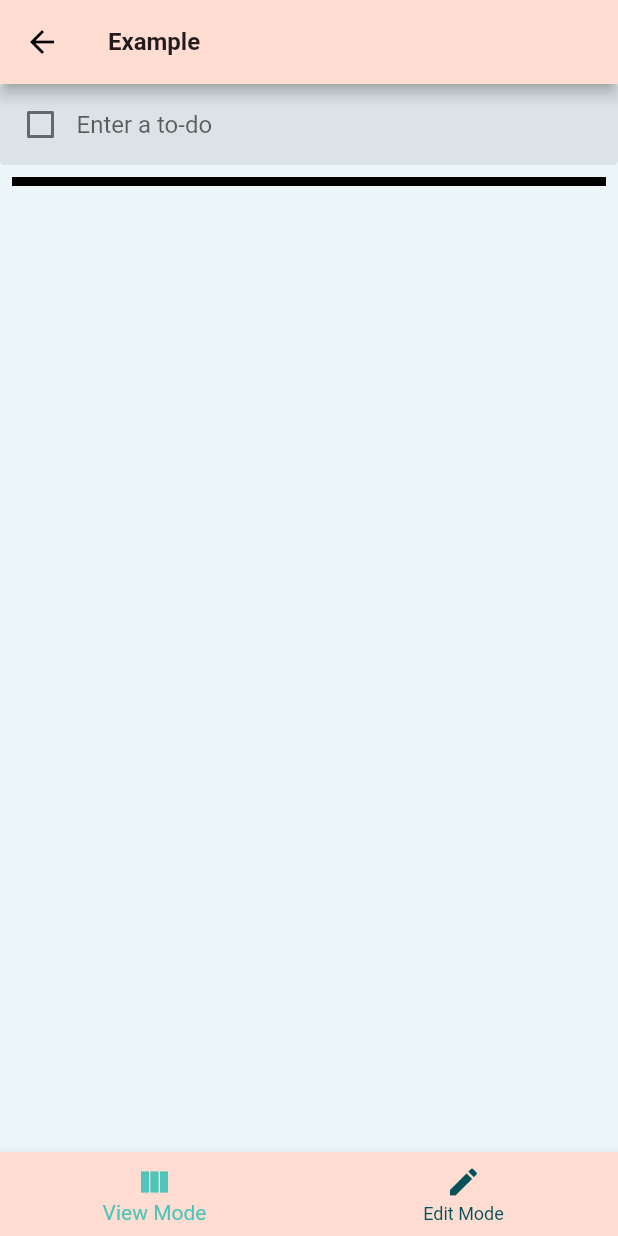
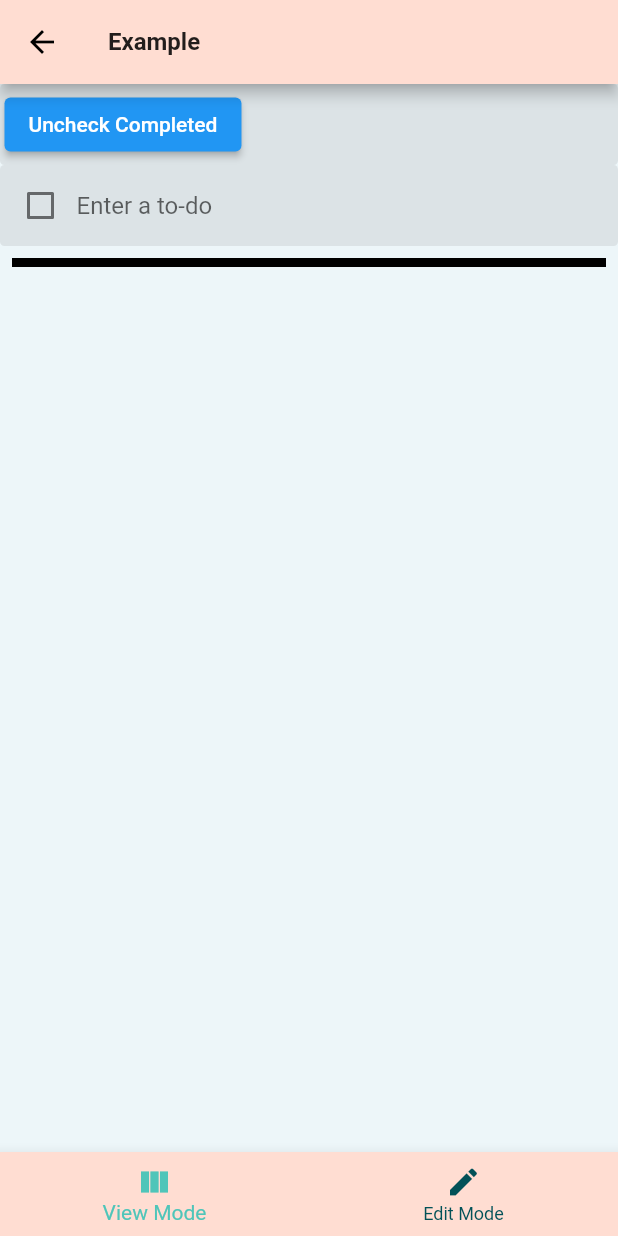
Before and after one commit to DanRagsdale/Panels, a Flutter app: the screen it shows after launch, after a tap on "Example", on a phone screen of 412 x 824 dp. Run offline on Flutter 3.47's test engine with Material 2 defaults, Android fonts, the phone set to English and light mode, and no system bars.

Commit message:
Added check controller to allow user to conveniently control multiple boxes.

```diff
--- a/lib/editor_page.dart
+++ b/lib/editor_page.dart
@@ -1,5 +1,5 @@
 import 'package:flutter/material.dart';
-import 'package:panels/panel_controller.dart';
+import 'package:panels/panel_visualizer.dart';
 import 'package:panels/panel_data.dart';
 
 import 'main.dart';
--- a/lib/main.dart
+++ b/lib/main.dart
@@ -1,6 +1,7 @@
 import 'package:flutter/material.dart';
 import 'package:panels/panel_data.dart';
 import 'package:panels/uw_check.dart';
+import 'package:panels/uw_check_controller.dart';
 import 'package:panels/uw_separator.dart';
 
 import 'panel_icon.dart';
@@ -43,7 +44,7 @@ class MainPage extends StatefulWidget {
 
 class _MainPageState extends State<MainPage> {
 	List<PanelData> panels = [
-		PanelData("Example", [UWCheckFactory(GlobalKey()), UWSeparatorFactory(GlobalKey())]),
+		PanelData("Example", [UWCheckControllerFactory(GlobalKey()), UWCheckFactory(GlobalKey()), UWSeparatorFactory(GlobalKey())]),
 		PanelData("Empty 1", []),
 		PanelData("Empty 2", []),
 	];
--- a/lib/panel_data.dart
+++ b/lib/panel_data.dart
@@ -1,5 +1,5 @@
 import 'package:flutter/material.dart';
-import 'package:panels/panel_controller.dart';
+import 'package:panels/panel_visualizer.dart';
 import 'package:panels/user_widget.dart';
 
 import 'editor_page.dart';
@@ -13,6 +13,10 @@ abstract class UWFactory<T extends UserWidget> {
 	UWFactory(this.key);
 
 	T build(PanelVisualizerState page, Mode mode);
+
+	/// Receive a WidgetMessage
+	/// Return true if the message should continue propagating
+	bool receiveMessage(WidgetMessage message) => false;
 
 	String previewString();
 }
--- a/lib/panel_controller.dart
+++ b/lib/panel_visualizer.dart
@@ -1,6 +1,7 @@
 import 'package:flutter/foundation.dart';
 import 'package:flutter/material.dart';
 import 'package:panels/panel_data.dart';
+import 'package:panels/uw_check_controller.dart';
 
 import 'editor_page.dart';
 import 'uw_separator.dart';
@@ -24,10 +25,11 @@ class PanelVisualizer extends StatefulWidget {
 enum WidgetButtons {
 	text(icon: Icons.wysiwyg, description: "Text Box", factory: UWTextFactory.new),
 	check(icon: Icons.checklist, description: "Check Box", factory: UWCheckFactory.new),
+	image(icon: Icons.image_outlined, description: "Image", factory: UWCheckFactory.new), // TODO create factory
 	separator(icon: Icons.horizontal_rule, description: "Divider", factory: UWSeparatorFactory.new),
 
-	checkController(icon: Icons.clear_all_outlined, description: "Check Controller", factory: UWCheckFactory.new),
-	form(icon: Icons.view_list_outlined, description: "Form", factory: UWTextFactory.new);
+	checkController(icon: Icons.clear_all_outlined, description: "Check Controller", factory: UWCheckControllerFactory.new),
+	form(icon: Icons.view_list_outlined, description: "Form", factory: UWTextFactory.new); // TODO create factory
 
 	const WidgetButtons({
 		required this.icon,
@@ -65,6 +67,10 @@ enum WidgetButtons {
 	}
 }
 
+/// Abstract class used for passing messages between UserWidgets
+abstract class WidgetMessage {
+}
+
 class PanelVisualizerState extends State<PanelVisualizer> {
 	late PanelData widgetPage;
 
@@ -74,7 +80,25 @@ class PanelVisualizerState extends State<PanelVisualizer> {
 	void insertAfter(Key k, UWFactory w) => setState(() => widgetPage.insertAfter(k, w));
 	void remove(Key k) => setState(() => widgetPage.remove(k));
 
+	/// Sends the message to every single widget factory,
+	/// including the one which sends the message
+	void broadcastMessage(WidgetMessage message) {
+		for (var w in widgetPage.widgetFactories) {
+			w.receiveMessage(message);
+		}
+		setState(() {});
+	}
 
+	/// Send the message to every widget factory after initial, until
+	/// receive message returns false
+	void propagateMessage(UWFactory initial, WidgetMessage message) {
+		int index = widgetPage.widgetFactories.indexOf(initial);
+
+		if (index != -1) {
+			while (++index < widgetPage.widgetFactories.length && widgetPage.widgetFactories[index].receiveMessage(message));
+			setState(() {});
+		}
+	}
 
 	// Flutter code
 	@override
@@ -166,6 +190,7 @@ class PanelVisualizerState extends State<PanelVisualizer> {
 								children: [
 									WidgetButtons.text.getIconButton(add),
 									WidgetButtons.check.getIconButton(add),
+									WidgetButtons.image.getIconButton(add),
 									WidgetButtons.separator.getIconButton(add),
 								],
 							),
--- a/lib/user_widget.dart
+++ b/lib/user_widget.dart
@@ -1,5 +1,5 @@
 import 'package:flutter/material.dart';
-import 'package:panels/panel_controller.dart';
+import 'package:panels/panel_visualizer.dart';
 
 import 'editor_page.dart';
 
--- /dev/null
+++ b/lib/uw_check_controller.dart
@@ -0,0 +1,122 @@
+import 'package:flutter/material.dart';
+import 'package:panels/panel_visualizer.dart';
+import 'package:panels/user_widget.dart';
+
+import 'panel_data.dart';
+import 'main.dart';
+import 'editor_page.dart';
+
+class MessageUncheck extends WidgetMessage {}
+
+enum ControlMode {
+	all("Control all"),
+	connected("Control Connected");
+
+	const ControlMode(this.text);
+
+	final String text;
+}
+
+class UWCheckControllerFactory extends UWFactory<UWCheckController> {
+	UWCheckControllerFactory(Key key) : super(key);
+
+	ControlMode controlMode = ControlMode.all;
+
+	@override
+	UWCheckController build(PanelVisualizerState page, Mode mode) {
+		return UWCheckController(page, mode, this, key);
+	}
+
+	@override
+	String previewString() {
+		return "Check Controller";
+	}
+}
+
+class UWCheckController extends UserWidget {
+	final UWCheckControllerFactory factory;
+
+	UWCheckController(super.widgetController, super.mode, this.factory, Key key) : super(key: key);
+
+	@override
+	State<StatefulWidget> createState() => _UWCheckControllerState();
+}
+
+class _UWCheckControllerState extends State<UWCheckController> {
+	@override
+	Widget build(BuildContext context) {
+		var button = ElevatedButton(
+ 			child: Text("Uncheck Completed"),
+			onPressed: () {
+				if (widget.factory.controlMode == ControlMode.all) {
+					widget.controller.broadcastMessage(MessageUncheck());
+				} else if (widget.factory.controlMode == ControlMode.connected){
+					widget.controller.propagateMessage(widget.factory, MessageUncheck());
+				}
+			},
+		);
+
+		if (widget.mode == Mode.view) {
+			return Container(
+				padding: EdgeInsets.all(3),
+				decoration: BoxDecoration(
+					color: COLOR_BACKGROUND_MID,
+					//border: Border.all(
+					//	width: 0.1,
+					//),
+					borderRadius: BorderRadius.circular(3),
+				),
+				child: Row(children: [button]),
+			);
+		}
+
+		return Container(
+			padding: EdgeInsets.all(3),
+			decoration: BoxDecoration(
+				color: COLOR_BACKGROUND_MID,
+				border: Border.all(
+					width: 1,
+				),
+				borderRadius: BorderRadius.circular(3),
+			),
+
+			child: Row(
+				mainAxisAlignment: MainAxisAlignment.start,
+				children: [
+					button,
+					SizedBox(
+						width: 15,
+					),
+					DropdownButton<ControlMode>(
+						value: widget.factory.controlMode,
+						onChanged: (ControlMode? value) {
+							setState(() {
+								widget.factory.controlMode = value!;
+							});
+						},
+						items: ControlMode.values.map((e) {
+							return DropdownMenuItem<ControlMode>(
+								value: e,
+								child: Text(e.text),
+							);
+						}).toList(),
+					),
+					Spacer(),
+
+					IconButton(
+						icon: Icon(Icons.delete),
+						onPressed: () {
+							widget.controller.remove(widget.key!);
+						},
+					),
+					//IconButton(
+					//	icon: Icon(Icons.add_task),
+					//	onPressed: (){
+					//		widget.controller.insertAfter(widget.key!, UWCheckControllerFactory(GlobalKey()));
+					//	},
+					//),
+				],
+			),
+		);
+	}
+}
--- a/lib/uw_separator.dart
+++ b/lib/uw_separator.dart
@@ -1,5 +1,5 @@
 import 'package:flutter/material.dart';
-import 'package:panels/panel_controller.dart';
+import 'package:panels/panel_visualizer.dart';
 import 'package:panels/user_widget.dart';
 
 import 'panel_data.dart';
--- a/lib/uw_text.dart
+++ b/lib/uw_text.dart
@@ -1,5 +1,5 @@
 import 'package:flutter/material.dart';
-import 'package:panels/panel_controller.dart';
+import 'package:panels/panel_visualizer.dart';
 import 'package:panels/user_widget.dart';
 
 import 'panel_data.dart';
```
Also changed, not shown: lib/uw_check.dart (+11 -1 lines).
